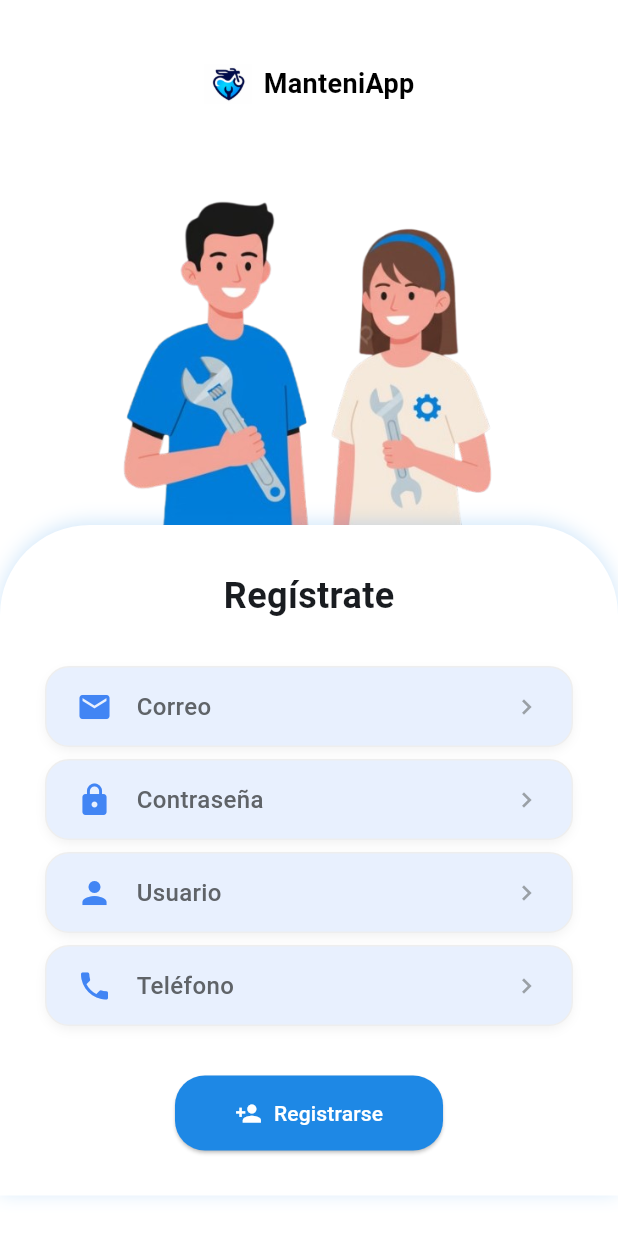
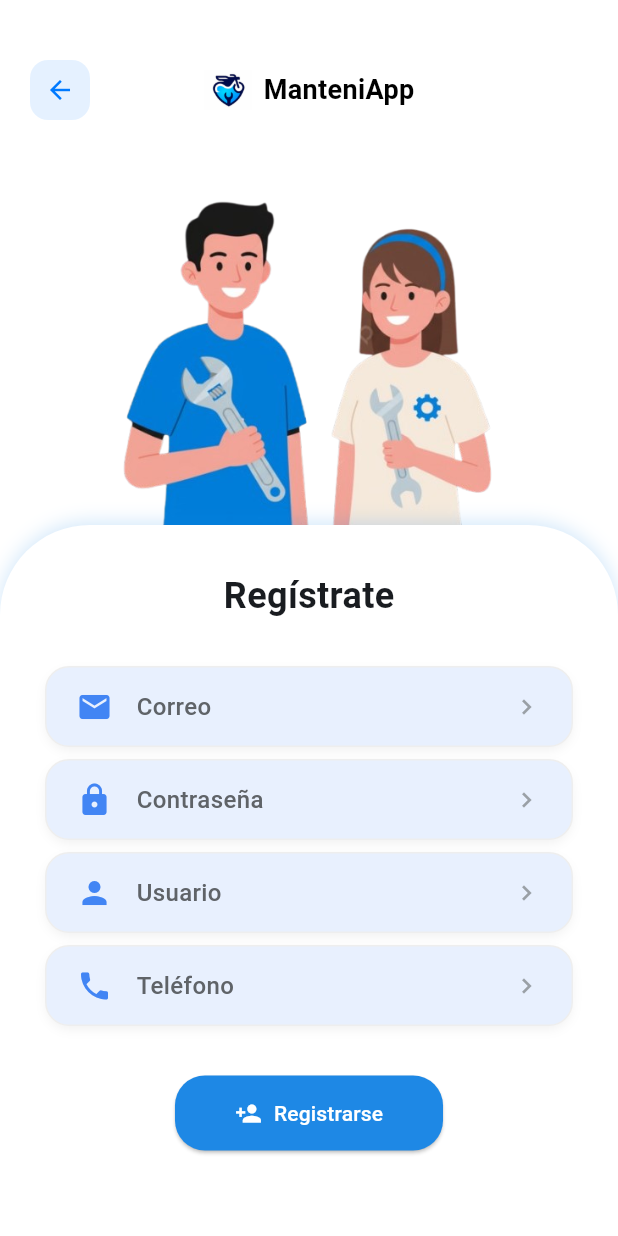
Before and after one commit to ManteniApp/Frontend_ManteniApp, a Flutter app: the RegisterPage screen opened by its route, on a phone screen of 412 x 824 dp. Run offline on Flutter 3.47's test engine with Material 3 defaults, Android fonts, the phone set to English and light mode, and no system bars; our stand-ins replace app_links, dio, equatable, google_sign_in, image_picker, salomon_bottom_bar and 1 more; missing offline and left inert: universal_html; accounts and stored records are empty; Roboto replaces fonts that are missing (Poppins).

Commit message:
bugfix registro

```diff
--- a/lib/features/Register_User/presentation/pages/register_user.dart
+++ b/lib/features/Register_User/presentation/pages/register_user.dart
@@ -29,7 +29,9 @@ class _RegisterPageState extends State<RegisterPage> {
   }
 
   bool _isValidPhone(String phone) {
-    final regex = RegExp(r'^[0-9]{7,15}$'); // Solo números, entre 7 y 15 dígitos
+    final regex = RegExp(
+      r'^[0-9]{7,15}$',
+    ); // Solo números, entre 7 y 15 dígitos
     return regex.hasMatch(phone);
   }
 
@@ -43,7 +45,32 @@ class _RegisterPageState extends State<RegisterPage> {
   }
 
   Widget _buildHeader(BuildContext context) {
-    return Center(
+    return Padding(
+      padding: const EdgeInsets.symmetric(horizontal: 20),
+      child: Row(
+        children: [
+          // Botón de volver en la esquina superior izquierda
+          GestureDetector(
+            onTap: () {
+              Navigator.of(context).pop();
+            },
+            child: Container(
+              width: 40,
+              height: 40,
+              decoration: BoxDecoration(
+                color: const Color(0xFF007AFF).withOpacity(0.1),
+                borderRadius: BorderRadius.circular(12),
+              ),
+              child: const Icon(
+                Icons.arrow_back,
+                color: Color(0xFF007AFF),
+                size: 20,
+              ),
+            ),
+          ),
+          // Espacio expansible para centrar el logo y texto
+          Expanded(
+            child: Center(
               child: Row(
                 mainAxisSize: MainAxisSize.min,
                 children: [
@@ -61,7 +88,11 @@ class _RegisterPageState extends State<RegisterPage> {
                             color: const Color(0xFF007AFF),
                             borderRadius: BorderRadius.circular(8),
                           ),
-                  child: const Icon(Icons.build, color: Colors.white, size: 18),
+                          child: const Icon(
+                            Icons.build,
+                            color: Colors.white,
+                            size: 18,
+                          ),
                         );
                       },
                     ),
@@ -77,6 +108,12 @@ class _RegisterPageState extends State<RegisterPage> {
                   ),
                 ],
               ),
+            ),
+          ),
+          // Espacio invisible para mantener el balance visual
+          const SizedBox(width: 40),
+        ],
+      ),
     );
   }
 
@@ -88,7 +125,12 @@ class _RegisterPageState extends State<RegisterPage> {
         child: Stack(
           clipBehavior: Clip.none,
           children: [
-            Positioned(top: 40, left: 0, right: 0, child: _buildHeader(context)),
+            Positioned(
+              top: 40,
+              left: 0,
+              right: 0,
+              child: _buildHeader(context),
+            ),
 
             Positioned(
               top: 70,
@@ -108,6 +150,7 @@ class _RegisterPageState extends State<RegisterPage> {
               top: 350,
               left: 0,
               right: 0,
+              bottom: 0,
               child: Container(
                 width: double.infinity,
                 padding: const EdgeInsets.all(30),
@@ -125,6 +168,8 @@ class _RegisterPageState extends State<RegisterPage> {
                     ),
                   ],
                 ),
+                child: SingleChildScrollView(
+                  physics: const BouncingScrollPhysics(),
                   child: Column(
                     crossAxisAlignment: CrossAxisAlignment.center,
                     children: [
@@ -143,7 +188,8 @@ class _RegisterPageState extends State<RegisterPage> {
                         label: 'Correo',
                         value: email,
                         onTap: () async {
-                        final result = await SelectionBottomSheet.showTextInput(
+                          final result =
+                              await SelectionBottomSheet.showTextInput(
                                 context: context,
                                 title: 'Correo electrónico',
                                 hint: 'Ingresa tu correo',
@@ -161,7 +207,8 @@ class _RegisterPageState extends State<RegisterPage> {
                             ? (_obscurePassword ? '••••••••' : password)
                             : '',
                         onTap: () async {
-                        final result = await SelectionBottomSheet.showTextInput(
+                          final result =
+                              await SelectionBottomSheet.showTextInput(
                                 context: context,
                                 title: 'Contraseña',
                                 hint: 'Ingresa tu contraseña',
@@ -177,7 +224,8 @@ class _RegisterPageState extends State<RegisterPage> {
                         label: 'Usuario',
                         value: nombre,
                         onTap: () async {
-                        final result = await SelectionBottomSheet.showTextInput(
+                          final result =
+                              await SelectionBottomSheet.showTextInput(
                                 context: context,
                                 title: 'Nombre de usuario',
                                 hint: 'Ingresa tu usuario',
@@ -193,7 +241,8 @@ class _RegisterPageState extends State<RegisterPage> {
                         label: 'Teléfono',
                         value: phone,
                         onTap: () async {
-                        final result = await SelectionBottomSheet.showTextInput(
+                          final result =
+                              await SelectionBottomSheet.showTextInput(
                                 context: context,
                                 title: 'Número de teléfono',
                                 hint: 'Ingresa tu número',
@@ -214,22 +263,34 @@ class _RegisterPageState extends State<RegisterPage> {
                               password == null ||
                               nombre == null ||
                               phone == null) {
-                          _showSnack('Por favor completa todos los campos', error: true);
+                            _showSnack(
+                              'Por favor completa todos los campos',
+                              error: true,
+                            );
                             return;
                           }
 
                           if (!_isValidEmail(email!)) {
-                          _showSnack('Correo electrónico inválido', error: true);
+                            _showSnack(
+                              'Correo electrónico inválido',
+                              error: true,
+                            );
                             return;
                           }
 
                           if (!_isValidPassword(password!)) {
-                          _showSnack('La contraseña debe tener al menos 6 caracteres', error: true);
+                            _showSnack(
+                              'La contraseña debe tener al menos 6 caracteres',
+                              error: true,
+                            );
                             return;
                           }
 
                           if (!_isValidPhone(phone!)) {
-                          _showSnack('Número de teléfono inválido', error: true);
+                            _showSnack(
+                              'Número de teléfono inválido',
+                              error: true,
+                            );
                             return;
                           }
 
@@ -241,11 +302,28 @@ class _RegisterPageState extends State<RegisterPage> {
                             phone!,
                           );
 
-                        if (response != null && response.containsKey('user')) {
+                          if (response != null &&
+                              response.containsKey('user')) {
                             _showSnack('✅ Usuario registrado con éxito');
-                          Navigator.pushNamed(context, '/register-motorcycle');
+
+                            // Navegar a registro de moto y esperar resultado
+                            final motorcycleRegistered =
+                                await Navigator.pushNamed(
+                                  context,
+                                  '/register-motorcycle',
+                                );
+
+                            // Si registró la moto, ir directamente al MainLayout
+                            // Si no (canceló), quedarse aquí o manejar según necesites
+                            if (motorcycleRegistered == true && mounted) {
+                              // Ir al MainLayout (home) después de registrar la moto
+                              Navigator.pushReplacementNamed(context, '/');
+                            }
                           } else {
-                          _showSnack('❌ Error al registrar el usuario', error: true);
+                            _showSnack(
+                              '❌ Error al registrar el usuario',
+                              error: true,
+                            );
                           }
                         },
                         icon: const Icon(Icons.person_add),
@@ -257,10 +335,14 @@ class _RegisterPageState extends State<RegisterPage> {
                             borderRadius: BorderRadius.circular(20),
                           ),
                           padding: const EdgeInsets.symmetric(
-                            horizontal: 40, vertical: 15),
+                            horizontal: 40,
+                            vertical: 15,
                           ),
                         ),
+                      ),
+                      const SizedBox(height: 20),
                     ],
+                  ),
                 ),
               ),
             ),
```
Also changed, not shown: lib/features/motorcycles/presentation/pages/register_motorcycle_page.dart (+9 -6 lines). Lines whose indentation alone changed are shown as unchanged.
